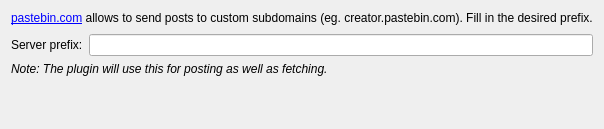
The window that src/plugins/cpaster/pastebindotcomsettings.ui (qt-creator/qt-creator) describes before a commit, drawn with Qt 5.
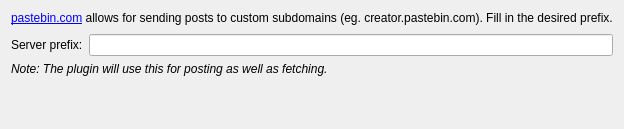
The same window after the commit.

```diff
--- a/src/plugins/cpaster/pastebindotcomsettings.ui
+++ b/src/plugins/cpaster/pastebindotcomsettings.ui
@@ -17,7 +17,7 @@
    <item>
     <widget class="QLabel" name="label">
      <property name="text">
-      <string>&lt;a href=&quot;http://pastebin.com&quot;&gt;pastebin.com&lt;/a&gt; allows to send posts to custom subdomains (eg. creator.pastebin.com). Fill in the desired prefix.</string>
+      <string>&lt;a href=&quot;http://pastebin.com&quot;&gt;pastebin.com&lt;/a&gt; allows for sending posts to custom subdomains (eg. creator.pastebin.com). Fill in the desired prefix.</string>
      </property>
     </widget>
    </item>
```
